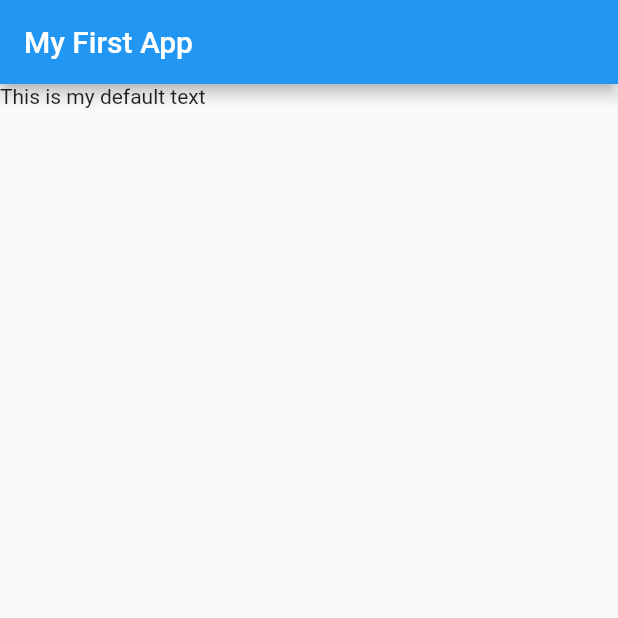
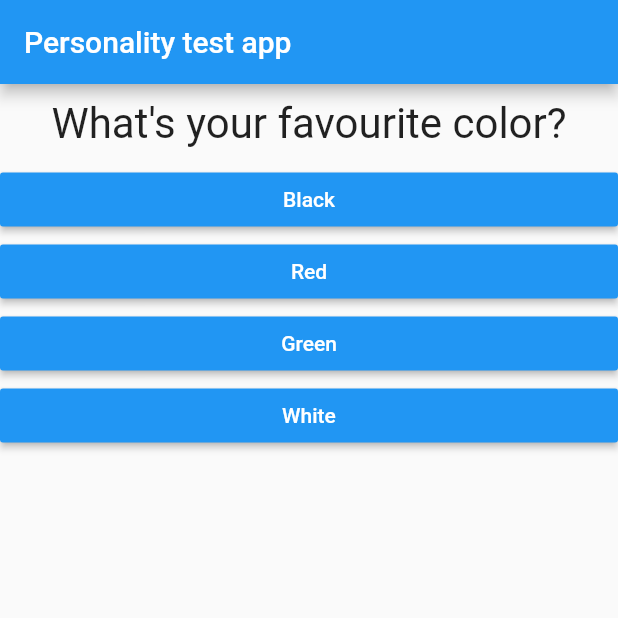
Before and after one commit to AmanVermaDhn/udemy_flutter, a Flutter app: the screen it shows after launch, on a phone screen of 412 x 824 dp, the top half of it. Run offline on Flutter 3.47's test engine with Material 2 defaults, Android fonts, the phone set to English and light mode, and no system bars.

Commit message:
Personality test app done

```diff
--- /dev/null
+++ b/lib/answer.dart
@@ -0,0 +1,21 @@
+import 'package:flutter/material.dart';
+
+class Answer extends StatelessWidget {
+  final Function selectHAandler;
+  final String answerText;
+
+  Answer(this.selectHAandler, this.answerText);
+
+  @override
+  Widget build(BuildContext context) {
+    return Container(
+      width: double.infinity,
+      child: RaisedButton(
+        color: Colors.blue,
+        textColor: Colors.white,
+        child: Text(answerText),
+        onPressed: selectHAandler,
+      ),
+    );
+  }
+}
--- a/lib/main.dart
+++ b/lib/main.dart
@@ -1,19 +1,90 @@
 import 'package:flutter/material.dart';
+import 'package:flutter_complete_guide/result.dart';
+import './quiz.dart';
+import './result.dart';
 
 void main() {
   runApp(MyApp());
 }
 
-class MyApp extends StatelessWidget {
+class MyApp extends StatefulWidget {
+  @override
+  State<StatefulWidget> createState() {
+    // TODO: implement createState
+    return _MyAppState();
+  }
+}
+
+class _MyAppState extends State<MyApp> {
+  final _questions = const [
+    // 'What\'s your favourite color?',
+    // 'What\'s your favourite animal?',
+    {
+      'questionText': 'What\'s your favourite color?',
+      'answer': [
+        {'text': 'Black', 'score': 10},
+        {'text': 'Red', 'score': 5},
+        {'text': 'Green', 'score': 3},
+        {'text': 'White', 'score': 1},
+      ],
+    },
+    {
+      'questionText': 'What\'s your favourite animal?',
+      'answer': [
+        {'text': 'Rabbit', 'score': 3},
+        {'text': 'Snale', 'score': 11},
+        {'text': 'Elephant', 'score': 5},
+        {'text': 'Lion', 'score': 9},
+      ],
+    },
+    {
+      'questionText': 'Who\'s your favourite instructor?',
+      'answer': [
+        {'text': 'Shaktiman', 'score': 1},
+        {'text': 'Tamraj Kilwish', 'score': 10},
+        {'text': 'Batman', 'score': 5},
+        {'text': 'SUperman', 'score': 8},
+      ],
+    },
+  ];
+
+  var _questionIndex = 0;
+  var _totalScore = 0;
+
+  void _resetQuiz() {
+    setState(() {
+      _questionIndex = 0;
+      _totalScore = 0;
+    });
+  }
+
+  void _answerQuestion(int score) {
+    _totalScore = _totalScore + score;
+    setState(() {
+      _questionIndex = _questionIndex + 1;
+    });
+    print(_questionIndex);
+    if (_questionIndex < _questions.length) {
+      print('We have more questions');
+    } else {
+      print('No more questions');
+    }
+  }
+
   @override
   Widget build(BuildContext context) {
     return MaterialApp(
       home: Scaffold(
-        appBar: AppBar(
-          title: Text("My First App"),
-        ),
-        body: Text("This is my default text"),
-      ),
+          appBar: AppBar(
+            title: Text("Personality test app"),
+          ),
+          body: _questionIndex < _questions.length
+              ? Quiz(
+                  answerQuestion: _answerQuestion,
+                  questionIndex: _questionIndex,
+                  questions: _questions,
+                )
+              : Result(_totalScore, _resetQuiz)),
     );
   }
 }
--- /dev/null
+++ b/lib/question.dart
@@ -0,0 +1,19 @@
+import 'package:flutter/material.dart';
+
+class Question extends StatelessWidget {
+  String questionText;
+  Question(this.questionText);
+
+  @override
+  Widget build(BuildContext context) {
+    return Container(
+      width: double.infinity,
+      margin: EdgeInsets.all(10),
+      child: Text(
+        questionText,
+        style: TextStyle(fontSize: 28),
+        textAlign: TextAlign.center,
+      ),
+    );
+  }
+}
--- /dev/null
+++ b/lib/quiz.dart
@@ -0,0 +1,51 @@
+import 'package:flutter/material.dart';
+import './question.dart';
+import './answer.dart';
+
+class Quiz extends StatelessWidget {
+  final List<Map<String, Object>> questions;
+  final Function answerQuestion;
+  final int questionIndex;
+
+  Quiz({
+    @required this.questions,
+    @required this.answerQuestion,
+    @required this.questionIndex,
+  });
+
+  @override
+  Widget build(BuildContext context) {
+    return Column(
+      children: [
+        Question(
+          questions[questionIndex]['questionText'] as String,
+        ),
+        ...(questions[questionIndex]['answer'] as List<Map<String, Object>>)
+            .map((answer) {
+          return Answer(
+              () => answerQuestion(answer['score']), answer['text'] as String);
+        }).toList()
+
+        // RaisedButton(
+        //   child: Text('Answer 1'),
+        //   onPressed: _answerQuestion,
+        // ),
+        // RaisedButton(
+        //   child: Text('Answer 1'),
+        //   onPressed: () => print('Answer 2 chosen'),
+        // ),
+        // RaisedButton(
+        //   child: Text('Answer 1'),
+        //   onPressed: () {
+        //     // ..
+        //     // ..
+        //     print('Answer 3 chosen');
+        //   },
+        // ),
+        // Answer(_answerQuestion),
+        // Answer(_answerQuestion),
+        // Answer(_answerQuestion),
+      ],
+    );
+  }
+}
```
Also changed, not shown: lib/result.dart (added, +41 -0 lines).
